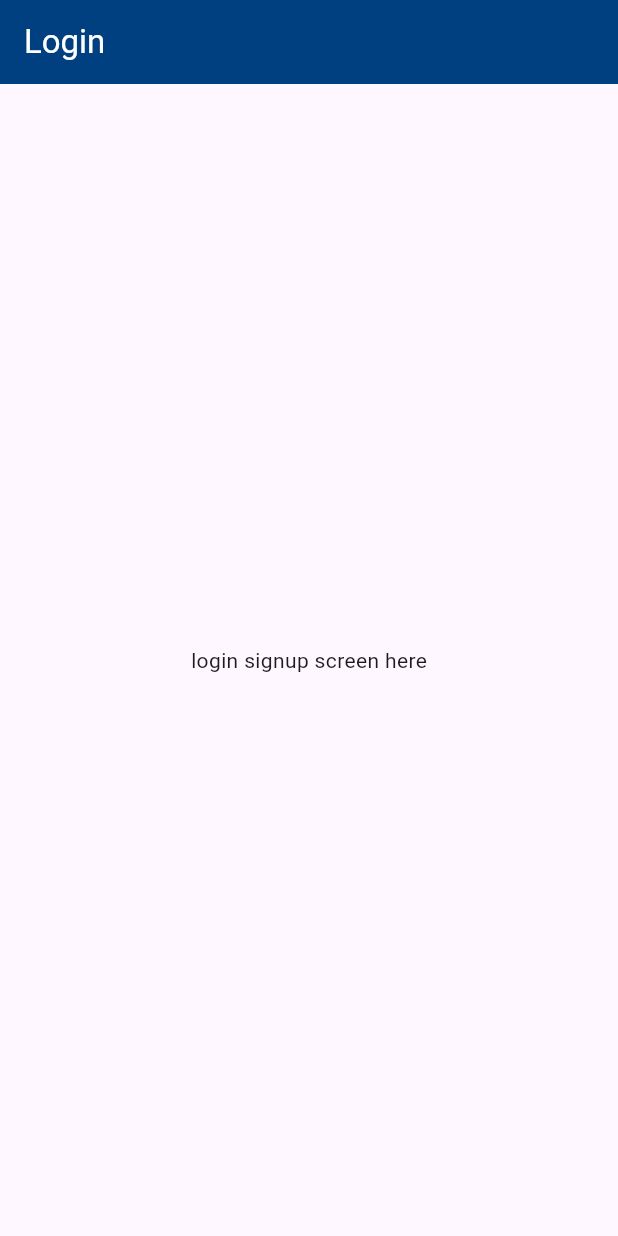
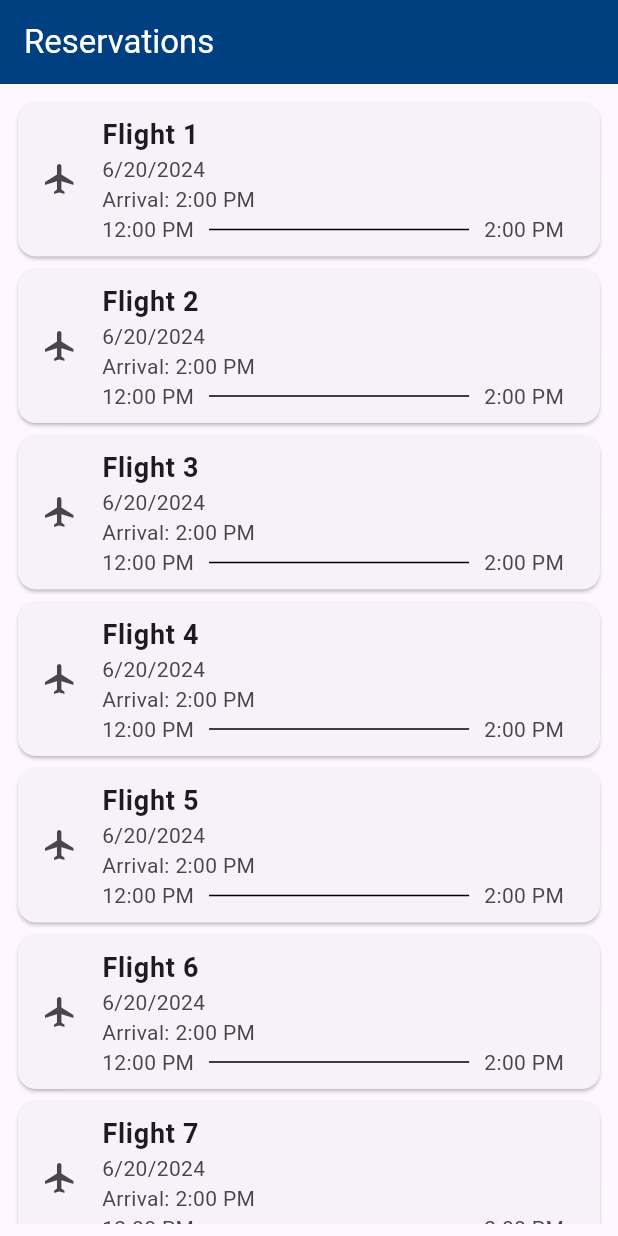
Before and after one commit to andrehebra/flight-time, a Flutter app: the screen it shows after launch, on a phone screen of 412 x 824 dp. Run offline on Flutter 3.47's test engine with Material 3 defaults, Android fonts, the light colour scheme and no system bars.

Commit message:
added reservation list with simple style

```diff
--- a/flight_time_flutter_application/lib/login_signup/login_signup_page.dart
+++ b/flight_time_flutter_application/lib/login_signup/login_signup_page.dart
@@ -12,7 +12,9 @@ class LoginSignupPage extends StatelessWidget {
     return const MaterialApp(
       home: Scaffold(
         appBar: MainAppBar(title: "Login"),
-        body: Center(child: Text("login signup screen here")),
+        body: Center(
+          child: Text("login signup screen here"),
+        ),
       ),
     );
   }
--- a/flight_time_flutter_application/lib/main.dart
+++ b/flight_time_flutter_application/lib/main.dart
@@ -1,12 +1,14 @@
 import 'package:flight_time_flutter_application/login_signup/login_signup_page.dart';
+import 'package:flight_time_flutter_application/pages/reservation_list.dart';
 import 'package:flutter/material.dart';
 
 void main() {
   runApp(MaterialApp(
     debugShowCheckedModeBanner: false,
-    initialRoute: LoginSignupPage.routeName,
+    initialRoute: ReservationListPage.routeName,
     routes: {
       LoginSignupPage.routeName: (context) => const LoginSignupPage(),
+      ReservationListPage.routeName: (context) => const ReservationListPage(),
     },
   ));
 }
--- /dev/null
+++ b/flight_time_flutter_application/lib/pages/reservation_list.dart
@@ -0,0 +1,65 @@
+import 'package:flight_time_flutter_application/components/main_app_bar.dart';
+import 'package:flutter/material.dart';
+
+class ReservationListPage extends StatelessWidget {
+  const ReservationListPage({super.key});
+
+  static const routeName = "/reservation_list";
+
+  List<Widget> getFlightWidgets(int count) {
+    List<Widget> returnList = [];
+
+    for (int i = 1; i <= count; i++) {
+      returnList.add(
+        Card(
+          child: ListTile(
+            onTap: () {},
+            leading: const Icon(Icons.flight),
+            title: Text(
+              "Flight $i",
+              style: const TextStyle(
+                fontSize: 18,
+                fontWeight: FontWeight.bold,
+              ),
+            ),
+            subtitle: const Column(
+              crossAxisAlignment: CrossAxisAlignment.start,
+              children: [
+                Text("6/20/2024"),
+                Text("Arrival: 2:00 PM"),
+                Row(
+                  children: [
+                    Text("12:00 PM"),
+                    SizedBox(width: 10),
+                    Expanded(
+                      child: Divider(
+                        color: Colors.black,
+                      ),
+                    ),
+                    SizedBox(width: 10),
+                    Text("2:00 PM"),
+                  ],
+                )
+              ],
+            ),
+          ),
+        ),
+      );
+    }
+
+    return returnList;
+  }
+
+  @override
+  Widget build(BuildContext context) {
+    return Scaffold(
+      appBar: MainAppBar(title: "Reservations"),
+      body: Padding(
+        padding: const EdgeInsets.all(8.0),
+        child: ListView(
+          children: getFlightWidgets(10),
+        ),
+      ),
+    );
+  }
+}
```
Also changed, not shown: 7 other files.
